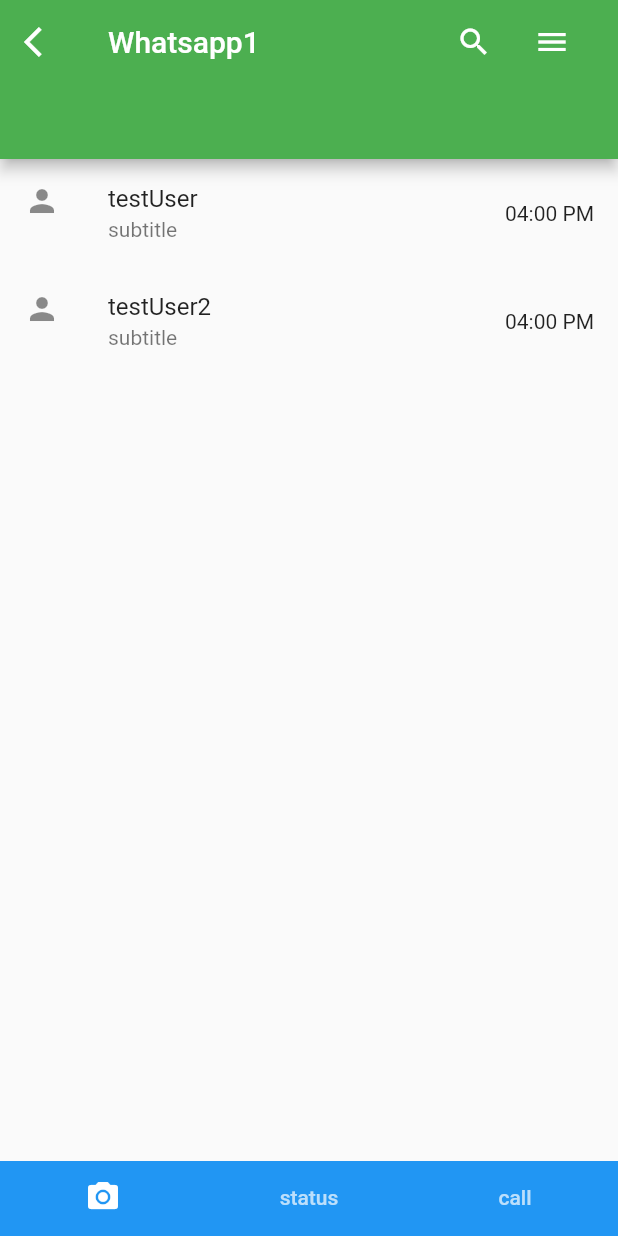
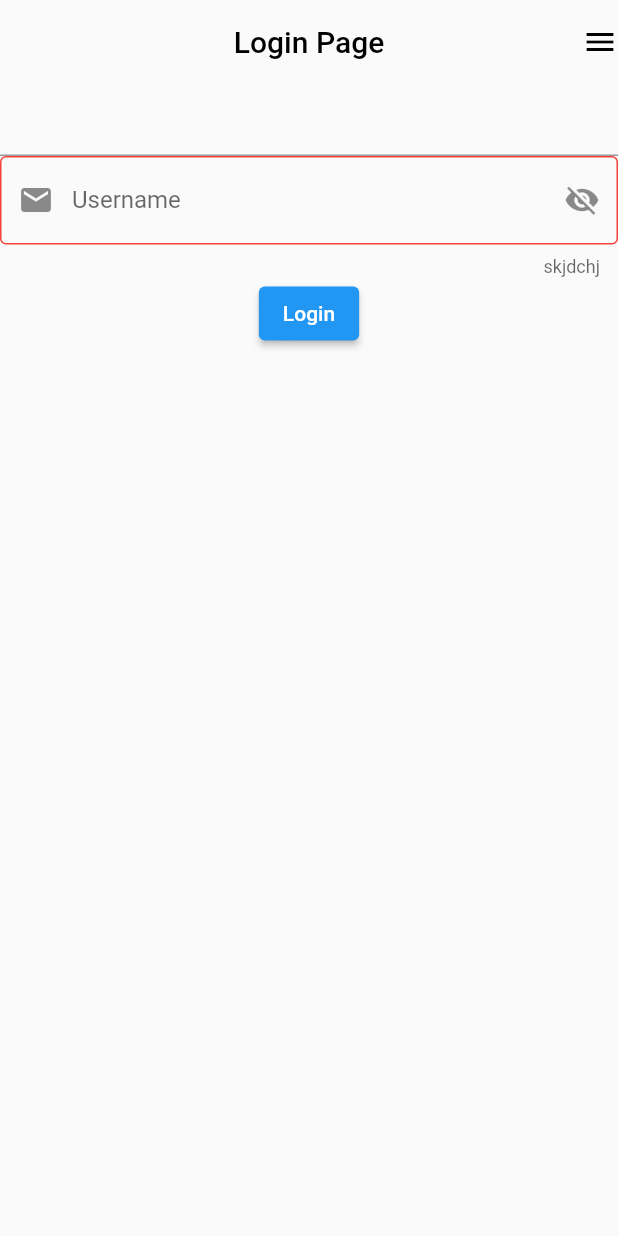
Before and after one commit to junaid140/flutter_course, a Flutter app: the screen it shows after launch, on a phone screen of 412 x 824 dp. Run offline on Flutter 3.47's test engine with Material 2 defaults, Android fonts, the phone set to English and light mode, and no system bars.

Commit message:
14-12-2022

```diff
--- /dev/null
+++ b/lib/form_widgets.dart
@@ -0,0 +1,119 @@
+import 'package:flutter/material.dart';
+
+class FormWidget extends StatefulWidget {
+   FormWidget({Key? key}) : super(key: key);
+
+  @override
+  State<FormWidget> createState() => _FormWidgetState();
+}
+
+class _FormWidgetState extends State<FormWidget> {
+  TextEditingController textEditingController = TextEditingController();
+
+  GlobalKey<FormState> form = GlobalKey<FormState>();
+
+  String? username;
+  bool showPassword = true;
+
+  @override
+  Widget build(BuildContext context) {
+    return Scaffold(
+      appBar: AppBar(
+        title: Text("Login Page",
+        style: TextStyle(
+          color: Colors.black
+        ),),
+        centerTitle: true,
+        backgroundColor: Colors.transparent,
+        elevation: 0,
+        actions: [Icon(Icons.menu,color: Colors.black,)],
+      ),
+      body: Center(
+       child: Form(
+         key: form,
+         child: Column(
+            children: [
+
+              TextField(
+                controller: textEditingController,
+              ),
+              TextFormField(
+                // controller: textEditingController,
+                // maxLines: 5,
+                autovalidateMode: AutovalidateMode.onUserInteraction,
+                validator: (val){
+                  return val!.isEmpty?"Please Enter Value":null;
+                },
+
+                obscuringCharacter: "*",
+
+                obscureText: showPassword,
+                style: TextStyle(color: Colors.green),
+                keyboardType: TextInputType.emailAddress,
+
+
+                decoration: InputDecoration(
+                  counterText: "skjdchj",
+                  prefixIcon: Icon(Icons.email),
+                  suffixIcon: IconButton(onPressed:(){
+                    setState(() {
+                      showPassword = !showPassword;
+                    });
+                  },
+                      icon:Icon(Icons.visibility_off)),
+
+
+                  hintText: "Username",
+                  labelText:"Username",
+                  border: OutlineInputBorder(
+                    borderSide: BorderSide(
+                      color: Colors.red,
+                    )
+                  ),
+                  enabledBorder:  OutlineInputBorder(
+                      borderSide: BorderSide(
+                        color: Colors.red,
+                      )
+                  ),
+                  errorBorder:  OutlineInputBorder(
+                      borderSide: BorderSide(
+                        color: Colors.green,
+                      )
+                  ),
+                  focusedErrorBorder:  OutlineInputBorder(
+                      borderSide: BorderSide(
+                        color: Colors.green,
+
+                      )
+                  ),
+                  focusedBorder:  OutlineInputBorder(
+                      borderSide: BorderSide(
+                        color: Colors.blueGrey,
+                      )
+                  ),
+
+                ),
+                onChanged: (val){
+                  username= val;
+                },
+              ),
+
+
+              ElevatedButton(onPressed: (){
+                if(form.currentState!.validate()){
+                  print(textEditingController.text);
+                  print(username);
+
+                }
+                else{
+                  print("Error Occure");
+                }
+              }, child: Text("Login"))
+            ],
+          ),
+       )
+      ),
+
+    );
+  }
+}
--- a/lib/main.dart
+++ b/lib/main.dart
@@ -2,6 +2,7 @@ import 'package:flutter/material.dart';
 import 'package:flutter_course/tab_bar_lecture.dart';
 
 import 'buttons_lecture.dart';
+import 'form_widgets.dart';
 
 void main() {
   runApp(const MyApp());
@@ -19,7 +20,7 @@ class MyApp extends StatelessWidget {
       theme: ThemeData(
         primarySwatch: Colors.blue,
       ),
-      home:  TabBarLecture(),
+      home:  FormWidget(),
     );
   }
 }
--- a/lib/multi_child_widget.dart
+++ b/lib/multi_child_widget.dart
@@ -11,6 +11,7 @@ class MultiChildWidget extends StatelessWidget {
 
         // height: MediaQuery.of(context).size.height,
         // width: double.infinity,
+
         child: customProfileStack(),
         // child: customStack(),
 
```
